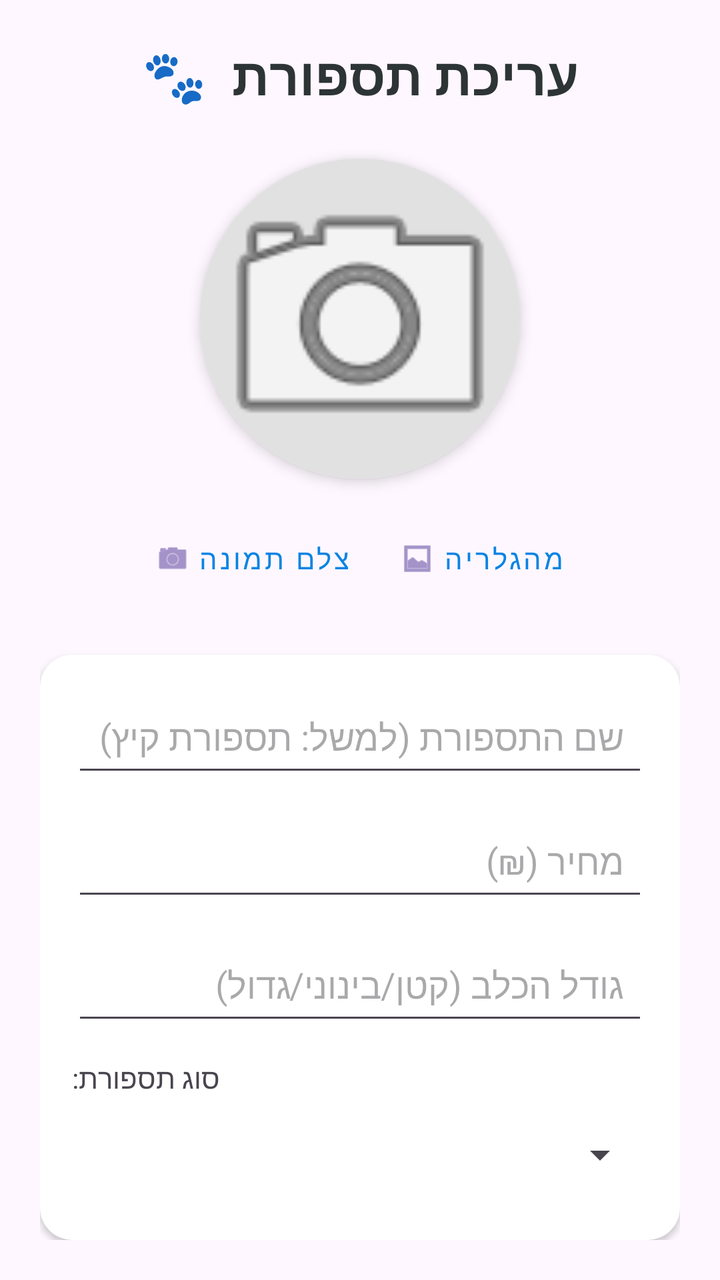
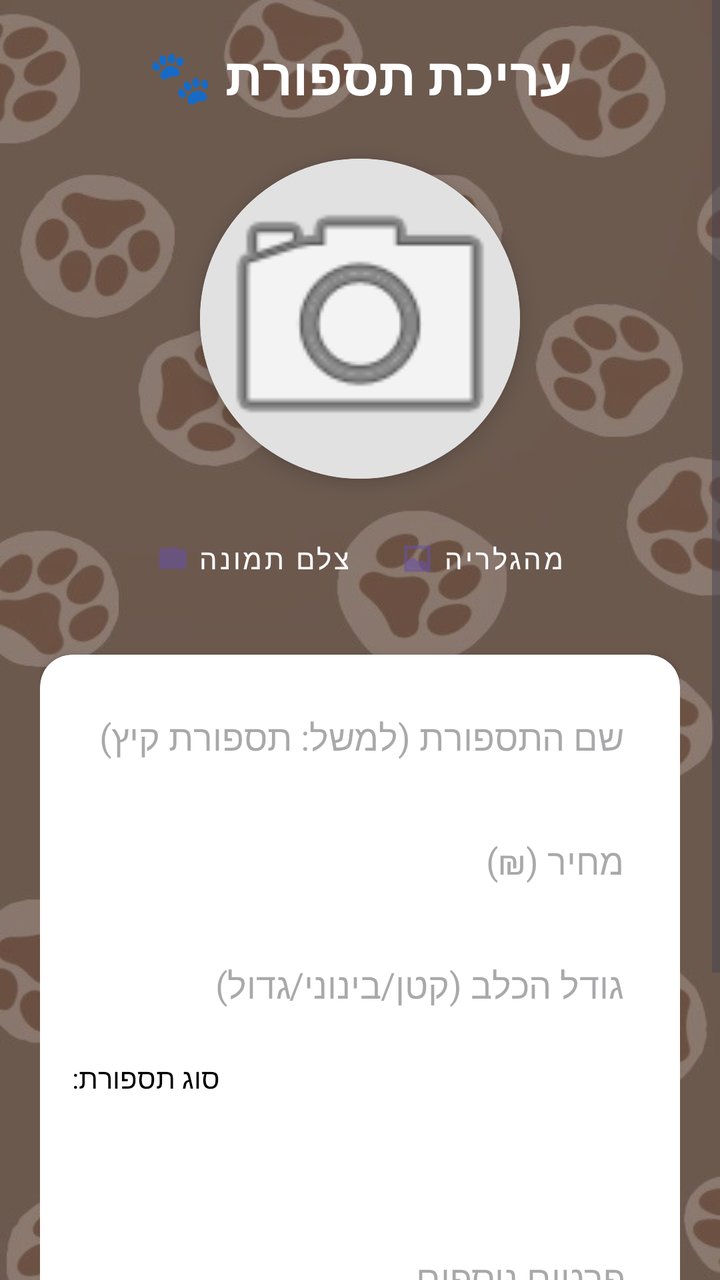

Screens rendered from an Android XML layout before and after an edit, with the pre-edit source and the edit as a unified diff.
<!-- AndroidManifest.xml: application theme Theme.Mygame -->
<!-- res/layout/activity_edit_hair_cut.xml -->
<?xml version="1.0" encoding="utf-8"?>
<androidx.constraintlayout.widget.ConstraintLayout xmlns:android="http://schemas.android.com/apk/res/android"
    xmlns:app="http://schemas.android.com/apk/res-auto"
    xmlns:tools="http://schemas.android.com/tools"
    android:id="@+id/main"
    android:layout_width="match_parent"
    android:layout_height="match_parent"
    tools:context=".screens.EditHairCut">

    <LinearLayout
        android:layout_width="match_parent"
        android:layout_height="wrap_content"
        android:orientation="vertical"
        android:padding="20dp">

        <TextView
            android:layout_width="wrap_content"
            android:layout_height="wrap_content"
            android:layout_gravity="center"
            android:layout_marginBottom="24dp"
            android:fontFamily="sans-serif-medium"
            android:text="עריכת תספורת  🐾"
            android:textColor="#2D3436"
            android:textSize="26sp"
            android:textStyle="bold" />

        <androidx.cardview.widget.CardView
            android:layout_width="160dp"
            android:layout_height="160dp"
            android:layout_gravity="center"
            android:layout_marginBottom="16dp"
            app:cardCornerRadius="80dp"
            app:cardElevation="4dp">

            <ImageView
                android:id="@+id/ivHairCutEdit"
                android:layout_width="match_parent"
                android:layout_height="match_parent"
                android:background="#E1E1E1"
                android:scaleType="centerCrop"
                android:src="@android:drawable/ic_menu_camera" />
        </androidx.cardview.widget.CardView>

        <LinearLayout
            android:layout_width="match_parent"
            android:layout_height="wrap_content"
            android:layout_marginBottom="24dp"
            android:gravity="center"
            android:orientation="horizontal">

            <Button
                android:id="@+id/btnCamareEdit"
                style="@style/Widget.MaterialComponents.Button.TextButton.Icon"
                android:layout_width="wrap_content"
                android:layout_height="wrap_content"
                android:layout_marginEnd="8dp"
                android:text="צלם תמונה"
                android:textColor="#0984E3"
                app:icon="@android:drawable/ic_menu_camera" />

            <Button
                android:id="@+id/btnGalleryEdit"
                style="@style/Widget.MaterialComponents.Button.TextButton.Icon"
                android:layout_width="wrap_content"
                android:layout_height="wrap_content"
                android:text="מהגלריה"
                android:textColor="#0984E3"
                app:icon="@android:drawable/ic_menu_gallery" />
        </LinearLayout>

        <androidx.cardview.widget.CardView
            android:layout_width="match_parent"
            android:layout_height="wrap_content"
            app:cardCornerRadius="16dp"
            app:cardElevation="2dp">

            <LinearLayout
                android:layout_width="match_parent"
                android:layout_height="wrap_content"
                android:orientation="vertical"
                android:padding="16dp">

                <EditText
                    android:id="@+id/etNameEdit"
                    android:layout_width="match_parent"
                    android:layout_height="50dp"
                    android:layout_marginBottom="12dp"
                    android:hint="שם התספורת (למשל: תספורת קיץ)"
                    android:inputType="text"
                    android:padding="12dp"
                    android:textDirection="rtl" />

                <EditText
                    android:id="@+id/etPriceEdit"
                    android:layout_width="match_parent"
                    android:layout_height="50dp"
                    android:layout_marginBottom="12dp"
                    android:hint="מחיר (₪)"
                    android:inputType="numberDecimal"
                    android:padding="12dp"
                    android:textDirection="rtl" />

                <EditText
                    android:id="@+id/etSizeEdit"
                    android:layout_width="match_parent"
                    android:layout_height="50dp"
                    android:layout_marginBottom="12dp"
                    android:hint="גודל הכלב (קטן/בינוני/גדול)"
                    android:inputType="text"
                    android:padding="12dp"
                    android:textDirection="rtl" />

                <TextView
                    android:layout_width="wrap_content"
                    android:layout_height="wrap_content"
                    android:layout_marginBottom="4dp"
                    android:text="סוג תספורת:"
                    android:textSize="14sp" />

                <Spinner
                    android:id="@+id/spTYpeEdit"
                    android:layout_width="match_parent"
                    android:layout_height="50dp"
                    android:layout_marginBottom="12dp" />

                <EditText
                    android:id="@+id/etDetailsEdit"
                    android:layout_width="match_parent"
                    android:layout_height="100dp"
                    android:gravity="top"
                    android:hint="פרטים נוספים..."
                    android:inputType="textMultiLine"
                    android:padding="12dp"
                    android:textDirection="rtl" />

            </LinearLayout>
        </androidx.cardview.widget.CardView>

        <Button
            android:id="@+id/BtnAddNewHairCutEdit"
            android:layout_width="match_parent"
            android:layout_height="60dp"
            android:layout_marginTop="32dp"
            android:backgroundTint="#00B894"
            android:text="עדכן במאגר"
            android:textColor="#FFFFFF"
            android:textSize="18sp"
            android:textStyle="bold"
            app:cornerRadius="12dp" />

    </LinearLayout>

</androidx.constraintlayout.widget.ConstraintLayout>
<!-- resources referenced by this layout -->
<resources>
  <style name="Theme.Mygame" parent="Base.Theme.Mygame" />
  <style name="Base.Theme.Mygame" parent="Theme.Material3.DayNight">
          
          
      </style>
</resources>

<!-- the commit's change to res/layout/activity_edit_hair_cut.xml (unified diff, before → after) -->
@@ -1,153 +1,173 @@
 <?xml version="1.0" encoding="utf-8"?>
-<androidx.constraintlayout.widget.ConstraintLayout xmlns:android="http://schemas.android.com/apk/res/android"
+<androidx.constraintlayout.widget.ConstraintLayout
+    xmlns:android="http://schemas.android.com/apk/res/android"
     xmlns:app="http://schemas.android.com/apk/res-auto"
     xmlns:tools="http://schemas.android.com/tools"
     android:id="@+id/main"
     android:layout_width="match_parent"
     android:layout_height="match_parent"
+    android:background="@drawable/dog_background"
     tools:context=".screens.EditHairCut">
 
-    <LinearLayout
+    
+    <View
         android:layout_width="match_parent"
-        android:layout_height="wrap_content"
-        android:orientation="vertical"
-        android:padding="20dp">
+        android:layout_height="match_parent"
+        android:background="#66000000" />
 
-        <TextView
-            android:layout_width="wrap_content"
-            android:layout_height="wrap_content"
-            android:layout_gravity="center"
-            android:layout_marginBottom="24dp"
-            android:fontFamily="sans-serif-medium"
-            android:text="עריכת תספורת  🐾"
-            android:textColor="#2D3436"
-            android:textSize="26sp"
-            android:textStyle="bold" />
-
-        <androidx.cardview.widget.CardView
-            android:layout_width="160dp"
-            android:layout_height="160dp"
-            android:layout_gravity="center"
-            android:layout_marginBottom="16dp"
-            app:cardCornerRadius="80dp"
-            app:cardElevation="4dp">
-
-            <ImageView
-                android:id="@+id/ivHairCutEdit"
-                android:layout_width="match_parent"
-                android:layout_height="match_parent"
-                android:background="#E1E1E1"
-                android:scaleType="centerCrop"
-                android:src="@android:drawable/ic_menu_camera" />
-        </androidx.cardview.widget.CardView>
+    <ScrollView
+        android:layout_width="match_parent"
+        android:layout_height="match_parent">
 
         <LinearLayout
             android:layout_width="match_parent"
             android:layout_height="wrap_content"
-            android:layout_marginBottom="24dp"
-            android:gravity="center"
-            android:orientation="horizontal">
+            android:orientation="vertical"
+            android:padding="20dp">
 
-            <Button
-                android:id="@+id/btnCamareEdit"
-                style="@style/Widget.MaterialComponents.Button.TextButton.Icon"
+            <TextView
                 android:layout_width="wrap_content"
                 android:layout_height="wrap_content"
-                android:layout_marginEnd="8dp"
-                android:text="צלם תמונה"
-                android:textColor="#0984E3"
-                app:icon="@android:drawable/ic_menu_camera" />
+                android:layout_gravity="center"
+                android:layout_marginBottom="24dp"
+                android:fontFamily="sans-serif-medium"
+                android:text="עריכת תספורת 🐾"
+                android:textColor="#FFFFFF"
+                android:textSize="26sp"
+                android:textStyle="bold" />
 
-            <Button
-                android:id="@+id/btnGalleryEdit"
-                style="@style/Widget.MaterialComponents.Button.TextButton.Icon"
-                android:layout_width="wrap_content"
-                android:layout_height="wrap_content"
-                android:text="מהגלריה"
-                android:textColor="#0984E3"
-                app:icon="@android:drawable/ic_menu_gallery" />
-        </LinearLayout>
+            <androidx.cardview.widget.CardView
+                android:layout_width="160dp"
+                android:layout_height="160dp"
+                android:layout_gravity="center"
+                android:layout_marginBottom="16dp"
+                app:cardCornerRadius="80dp"
+                app:cardElevation="6dp">
 
-        <androidx.cardview.widget.CardView
-            android:layout_width="match_parent"
-            android:layout_height="wrap_content"
-            app:cardCornerRadius="16dp"
-            app:cardElevation="2dp">
+                <ImageView
+                    android:id="@+id/ivHairCutEdit"
+                    android:layout_width="match_parent"
+                    android:layout_height="match_parent"
+                    android:background="#E1E1E1"
+                    android:scaleType="centerCrop"
+                    android:src="@android:drawable/ic_menu_camera" />
+            </androidx.cardview.widget.CardView>
 
             <LinearLayout
                 android:layout_width="match_parent"
                 android:layout_height="wrap_content"
-                android:orientation="vertical"
-                android:padding="16dp">
+                android:layout_marginBottom="24dp"
+                android:gravity="center"
+                android:orientation="horizontal">
 
-                <EditText
-                    android:id="@+id/etNameEdit"
-                    android:layout_width="match_parent"
-                    android:layout_height="50dp"
-                    android:layout_marginBottom="12dp"
-                    android:hint="שם התספורת (למשל: תספורת קיץ)"
-                    android:inputType="text"
-                    android:padding="12dp"
-                    android:textDirection="rtl" />
-
-                <EditText
-                    android:id="@+id/etPriceEdit"
-                    android:layout_width="match_parent"
-                    android:layout_height="50dp"
-                    android:layout_marginBottom="12dp"
-                    android:hint="מחיר (₪)"
-                    android:inputType="numberDecimal"
-                    android:padding="12dp"
-                    android:textDirection="rtl" />
-
-                <EditText
-                    android:id="@+id/etSizeEdit"
-                    android:layout_width="match_parent"
-                    android:layout_height="50dp"
-                    android:layout_marginBottom="12dp"
-                    android:hint="גודל הכלב (קטן/בינוני/גדול)"
-                    android:inputType="text"
-                    android:padding="12dp"
-                    android:textDirection="rtl" />
-
-                <TextView
+                <Button
+                    android:id="@+id/btnCamareEdit"
+                    style="@style/Widget.MaterialComponents.Button.TextButton.Icon"
                     android:layout_width="wrap_content"
                     android:layout_height="wrap_content"
-                    android:layout_marginBottom="4dp"
-                    android:text="סוג תספורת:"
-                    android:textSize="14sp" />
+                    android:layout_marginEnd="8dp"
+                    android:text="צלם תמונה"
+                    android:textColor="#FFFFFF"
+                    app:icon="@android:drawable/ic_menu_camera" />
 
-                <Spinner
-                    android:id="@+id/spTYpeEdit"
+                <Button
+                    android:id="@+id/btnGalleryEdit"
+                    style="@style/Widget.MaterialComponents.Button.TextButton.Icon"
+                    android:layout_width="wrap_content"
+                    android:layout_height="wrap_content"
+                    android:text="מהגלריה"
+                    android:textColor="#FFFFFF"
+                    app:icon="@android:drawable/ic_menu_gallery" />
+            </LinearLayout>
+
+            <androidx.cardview.widget.CardView
+                android:layout_width="match_parent"
+                android:layout_height="wrap_content"
+                app:cardCornerRadius="16dp"
+                app:cardElevation="6dp">
+
+                <LinearLayout
                     android:layout_width="match_parent"
-                    android:layout_height="50dp"
-                    android:layout_marginBottom="12dp" />
+                    android:layout_height="wrap_content"
+                    android:orientation="vertical"
+                    android:padding="16dp">
 
-                <EditText
-                    android:id="@+id/etDetailsEdit"
-                    android:layout_width="match_parent"
-                    android:layout_height="100dp"
-                    android:gravity="top"
-                    android:hint="פרטים נוספים..."
-                    android:inputType="textMultiLine"
-                    android:padding="12dp"
-                    android:textDirection="rtl" />
+                    <EditText
+                        android:id="@+id/etNameEdit"
+                        android:layout_width="match_parent"
+                        android:layout_height="50dp"
+                        android:layout_marginBottom="12dp"
+                        android:background="#FFFFFF"
+                        android:hint="שם התספורת (למשל: תספורת קיץ)"
+                        android:inputType="text"
+                        android:padding="12dp"
+                        android:textDirection="rtl" />
 
-            </LinearLayout>
-        </androidx.cardview.widget.CardView>
+                    <EditText
+                        android:id="@+id/etPriceEdit"
+                        android:layout_width="match_parent"
+                        android:layout_height="50dp"
+                        android:layout_marginBottom="12dp"
+                        android:background="#FFFFFF"
+                        android:hint="מחיר (₪)"
+                        android:inputType="numberDecimal"
+                        android:padding="12dp"
+                        android:textDirection="rtl" />
 
-        <Button
-            android:id="@+id/BtnAddNewHairCutEdit"
-            android:layout_width="match_parent"
-            android:layout_height="60dp"
-            android:layout_marginTop="32dp"
-            android:backgroundTint="#00B894"
-            android:text="עדכן במאגר"
-            android:textColor="#FFFFFF"
-            android:textSize="18sp"
-            android:textStyle="bold"
-            app:cornerRadius="12dp" />
+                    <EditText
+                        android:id="@+id/etSizeEdit"
+                        android:layout_width="match_parent"
+                        android:layout_height="50dp"
+                        android:layout_marginBottom="12dp"
+                        android:background="#FFFFFF"
+                        android:hint="גודל הכלב (קטן/בינוני/גדול)"
+                        android:inputType="text"
+                        android:padding="12dp"
+                        android:textDirection="rtl" />
 
-    </LinearLayout>
+                    <TextView
+                        android:layout_width="wrap_content"
+                        android:layout_height="wrap_content"
+                        android:layout_marginBottom="4dp"
+                        android:text="סוג תספורת:"
+                        android:textColor="#000000"
+                        android:textSize="14sp" />
+
+                    <Spinner
+                        android:id="@+id/spTYpeEdit"
+                        android:layout_width="match_parent"
+                        android:layout_height="50dp"
+                        android:layout_marginBottom="12dp"
+                        android:background="#FFFFFF" />
+
+                    <EditText
+                        android:id="@+id/etDetailsEdit"
+                        android:layout_width="match_parent"
+                        android:layout_height="100dp"
+                        android:background="#FFFFFF"
+                        android:gravity="top"
+                        android:hint="פרטים נוספים..."
+                        android:inputType="textMultiLine"
+                        android:padding="12dp"
+                        android:textDirection="rtl" />
+
+                </LinearLayout>
+            </androidx.cardview.widget.CardView>
+
+            <Button
+                android:id="@+id/BtnAddNewHairCutEdit"
+                android:layout_width="match_parent"
+                android:layout_height="60dp"
+                android:layout_marginTop="32dp"
+                android:backgroundTint="#00B894"
+                android:text="עדכן במאגר"
+                android:textColor="#FFFFFF"
+                android:textSize="18sp"
+                android:textStyle="bold"
+                app:cornerRadius="12dp" />
+
+        </LinearLayout>
+
+    </ScrollView>
 
 </androidx.constraintlayout.widget.ConstraintLayout>
<!-- resource entries referenced after the edit -->
@@ -1,5 +1,6 @@
 <!-- resources referenced by this layout -->
 <resources>
+  <!-- drawable dog_background: jpg bitmap (drawable, 38489 bytes) -->
   <style name="Theme.Mygame" parent="Base.Theme.Mygame" />
   <style name="Base.Theme.Mygame" parent="Theme.Material3.DayNight">
           
